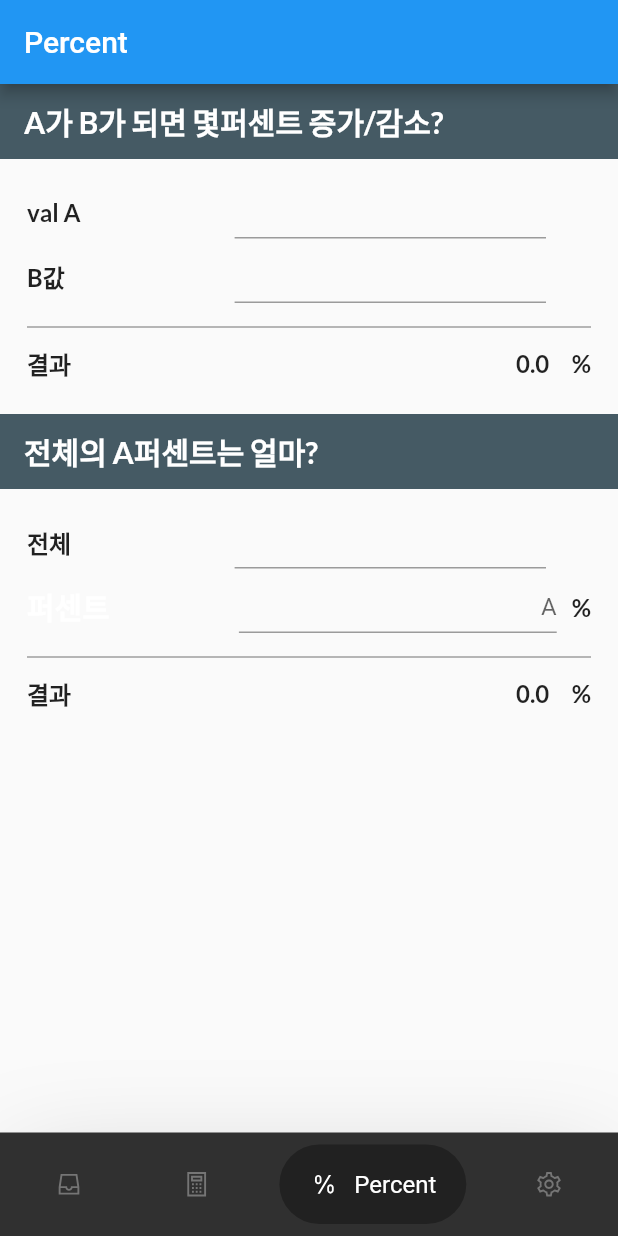
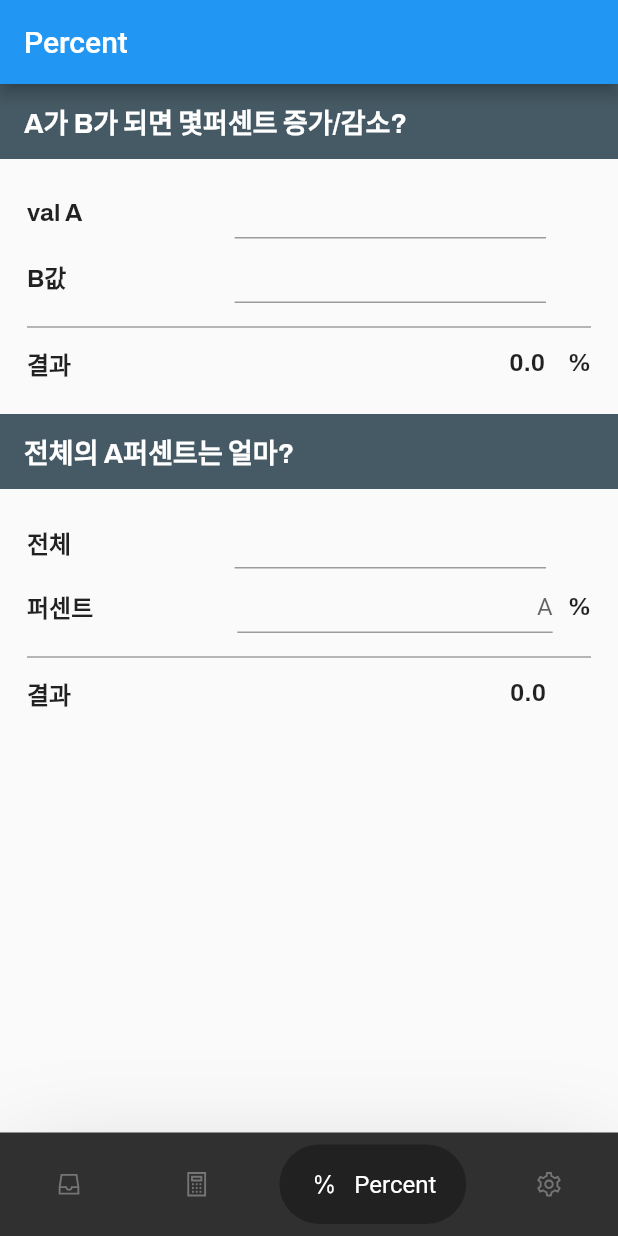
Before and after one commit to realapril/crypto_scale_trade, a Flutter app: the screen it shows after launch, item 3 of the bottom bar chosen, on a phone screen of 412 x 824 dp. Run offline on Flutter 3.47's test engine with Material 2 defaults, Android fonts, the phone set to English and light mode, and no system bars; drawn by our look-alikes of google_nav_bar, sticky_headers; our stand-ins replace google_fonts, line_icons; generated files the repository leaves out were written again.

Commit message:
Changed fonts

```diff
--- a/lib/component/text_styles.dart
+++ b/lib/component/text_styles.dart
@@ -4,7 +4,7 @@ import 'package:google_fonts/google_fonts.dart';
 class TextStyles{
 
   TextStyle percentCal_plainTextStyle(){
-    return GoogleFonts.lato(
+    return GoogleFonts.archivo(
       fontSize: 16.0,
       fontWeight: FontWeight.bold,
       color: Colors.black87,
@@ -12,8 +12,8 @@ class TextStyles{
   }
 
   TextStyle percentCal_titleTextStyle(){
-    return GoogleFonts.lato(
-      fontSize: 20.0,
+    return GoogleFonts.archivo(
+      fontSize: 18.0,
       fontWeight: FontWeight.bold,
       color: Colors.white,
     );
--- a/lib/screens/percent_screen.dart
+++ b/lib/screens/percent_screen.dart
@@ -175,7 +175,7 @@ class _PercentScreen extends State<PercentScreen>{
                                   Expanded(
                                     flex: 1,
                                     child: Text('퍼센트',
-                                      style: _txtStyle.percentCal_titleTextStyle() ,
+                                      style: _txtStyle.percentCal_plainTextStyle() ,
                                     ),
                                   ),
                                   const Expanded(
@@ -214,7 +214,7 @@ class _PercentScreen extends State<PercentScreen>{
                             ),
                             Padding(
                               padding: const EdgeInsets.symmetric(vertical: 4.0),
-                              child: ResultRowPercentWidget(result: percentProvider.getTtvAnswer, isPercent: true),
+                              child: ResultRowPercentWidget(result: percentProvider.getTtvAnswer, isPercent: false),
                             ),
                           ],
                         ),
```
